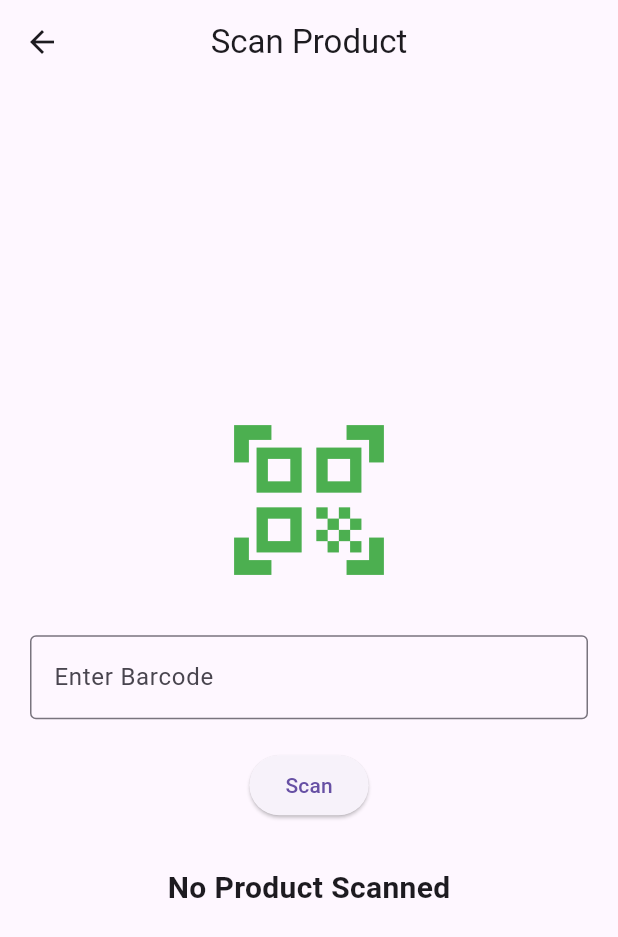
After one commit to asharoff001-sys/foodtrust_app, a Flutter app: the screen it shows after launch, after a tap on the "qr code scanner" icon, on a phone screen of 412 x 824 dp. The commit adds this screen. Shown: the top 937 px of the screen. Run offline on Flutter 3.47's test engine with Material 3 defaults, Android fonts, the phone set to English and light mode, and no system bars.

Commit message:
Imolemented FoodTrust barcode product lookup system

```diff
--- a/lib/screens/home_screen.dart
+++ b/lib/screens/home_screen.dart
@@ -1,5 +1,6 @@
 import 'package:flutter/material.dart';
 import '../services/product_service.dart';
+import 'scanner_screen.dart';
 
 class HomeScreen extends StatelessWidget {
   const HomeScreen({super.key});
@@ -66,6 +67,47 @@ class HomeScreen extends StatelessWidget {
           ],
         ),
       ),
+      floatingActionButton: FloatingActionButton(
+        backgroundColor: Colors.green,
+
+        child: const Icon(Icons.qr_code_scanner),
+
+        onPressed: () async {
+          final scannedBarcode = await Navigator.push(
+            context,
+            MaterialPageRoute(builder: (context) => const ScannerScreen()),
+          );
+
+          if (scannedBarcode != null) {
+            final scannedProduct = ProductService.products.firstWhere(
+              (product) => product.barcode == scannedBarcode,
+            );
+
+            showDialog(
+              context: context,
+              builder: (context) => AlertDialog(
+                title: Text(scannedProduct.name),
+                content: Column(
+                  mainAxisSize: MainAxisSize.min,
+                  children: [
+                    Text('Barcode: ${scannedProduct.barcode}'),
+                    Text('Expiry: ${scannedProduct.expiryDate}'),
+                    Text(
+                      scannedProduct.isSafe ? 'SAFE' : 'UNSAFE',
+                      style: TextStyle(
+                        color: scannedProduct.isSafe
+                            ? Colors.green
+                            : Colors.red,
+                        fontWeight: FontWeight.bold,
+                      ),
+                    ),
+                  ],
+                ),
+              ),
+            );
+          }
+        },
+      ),
     );
   }
 }
--- /dev/null
+++ b/lib/screens/scanner_screen.dart
@@ -0,0 +1,66 @@
+import 'package:flutter/material.dart';
+
+class ScannerScreen extends StatefulWidget {
+  const ScannerScreen({super.key});
+
+  @override
+  State<ScannerScreen> createState() => _ScannerScreenState();
+}
+
+class _ScannerScreenState extends State<ScannerScreen> {
+  String scannedCode = '';
+
+  final TextEditingController controller = TextEditingController();
+
+  void scanProduct() {
+    setState(() {
+      scannedCode = controller.text;
+    });
+
+    Navigator.pop(context, scannedCode);
+  }
+
+  @override
+  Widget build(BuildContext context) {
+    return Scaffold(
+      appBar: AppBar(title: const Text('Scan Product'), centerTitle: true),
+
+      body: Padding(
+        padding: const EdgeInsets.all(20),
+
+        child: Column(
+          mainAxisAlignment: MainAxisAlignment.center,
+
+          children: [
+            const Icon(Icons.qr_code_scanner, size: 120, color: Colors.green),
+
+            const SizedBox(height: 30),
+
+            TextField(
+              controller: controller,
+
+              decoration: const InputDecoration(
+                labelText: 'Enter Barcode',
+                border: OutlineInputBorder(),
+              ),
+            ),
+
+            const SizedBox(height: 20),
+
+            ElevatedButton(onPressed: scanProduct, child: const Text('Scan')),
+
+            const SizedBox(height: 30),
+
+            Text(
+              scannedCode.isEmpty
+                  ? 'No Product Scanned'
+                  : 'Scanned Code: $scannedCode',
+
+              style: const TextStyle(fontSize: 20, fontWeight: FontWeight.bold),
+            ),
+          ],
+        ),
+      ),
+    );
+  }
+}
--- a/pubspec.yaml
+++ b/pubspec.yaml
@@ -31,9 +31,8 @@ dependencies:
   flutter:
     sdk: flutter
 
-  # The following adds the Cupertino Icons font to your application.
-  # Use with the CupertinoIcons class for iOS style icons.
   cupertino_icons: ^1.0.8
+  mobile_scanner: ^5.2.3
 
 dev_dependencies:
   flutter_test:
```
Also changed, not shown: flutter_02.png (added), pubspec.lock, 1 other file.
